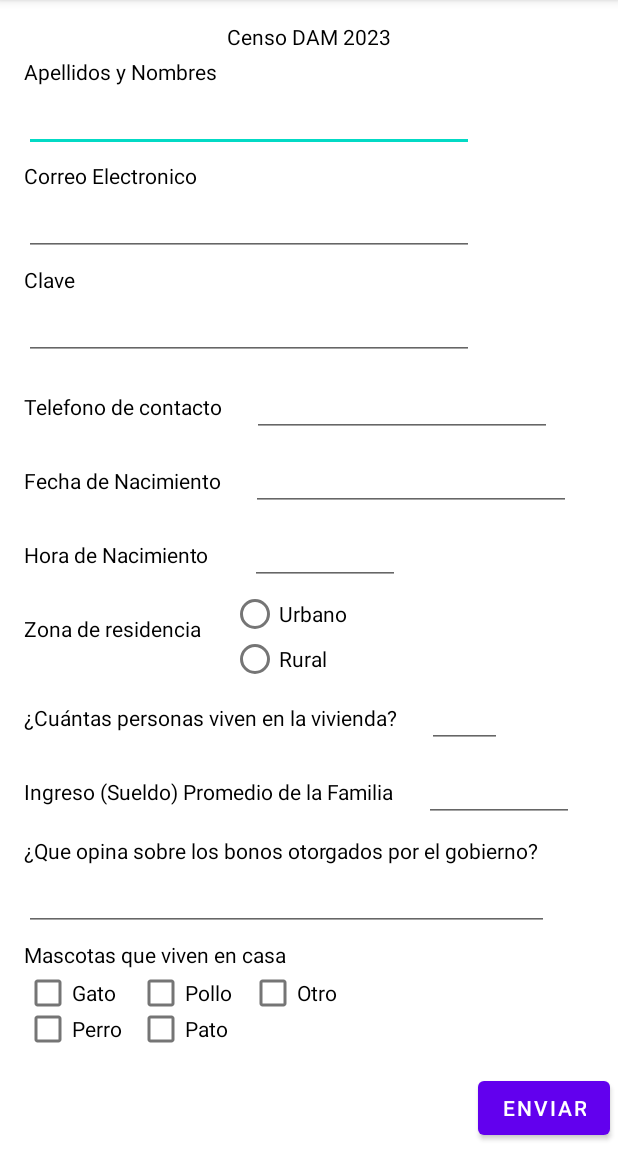
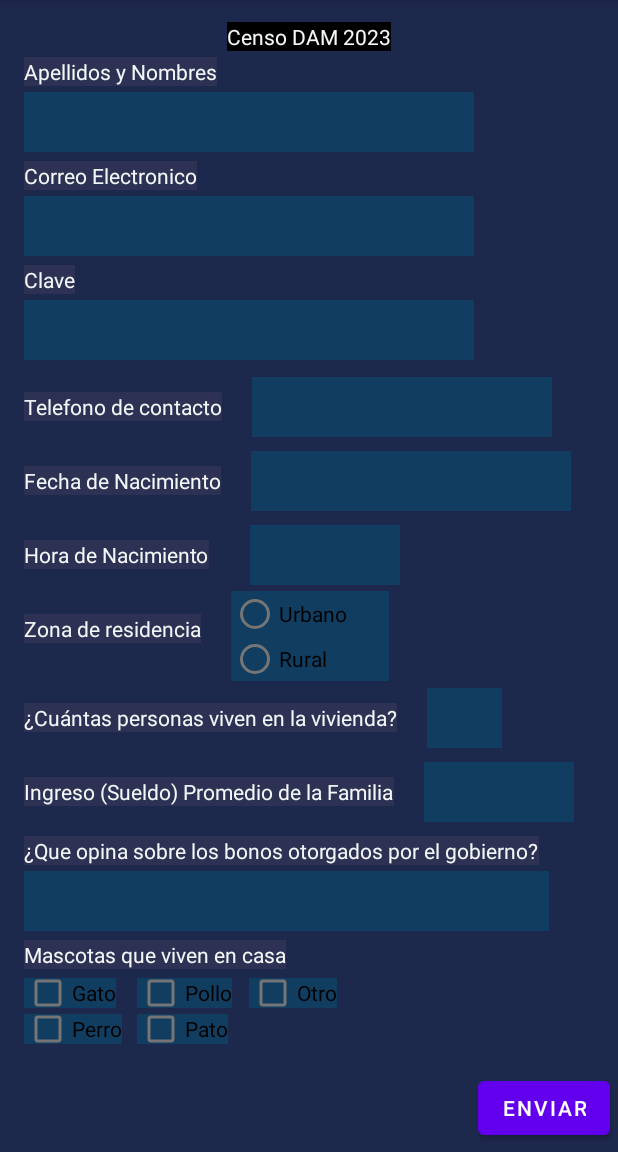
Before and after one commit to JTanzer129/DAMEP_JamesHuanuco_DanielVenturi, an Android app: the screen it shows after launch (MainActivity), on a phone screen of 412 x 824 dp, the part 84-1236 px from its top. Run offline under Robolectric (Android 15) with nearby library versions, the phone set to English and light mode, and no system bars.

Commit message:
modificado por daniel venturi

```diff
--- a/app/src/main/res/layout/activity_main.xml
+++ b/app/src/main/res/layout/activity_main.xml
@@ -4,14 +4,16 @@
     xmlns:tools="http://schemas.android.com/tools"
     android:layout_width="match_parent"
     android:layout_height="match_parent"
+    android:background="#1D284D"
     tools:context=".MainActivity">
 
     <TextView
         android:id="@+id/textView13"
         android:layout_width="wrap_content"
         android:layout_height="wrap_content"
+        android:background="#000000"
         android:text="@string/textview_censo"
-        android:textColor="#000000"
+        android:textColor="#F4F7F8"
         android:textSize="14dp"
         app:layout_constraintBottom_toBottomOf="parent"
         app:layout_constraintEnd_toEndOf="parent"
@@ -25,8 +27,9 @@
         android:layout_height="wrap_content"
         android:layout_marginStart="16dp"
         android:layout_marginTop="4dp"
+        android:background="#2D3254"
         android:text="@string/textview_AyN"
-        android:textColor="#000000"
+        android:textColor="#F4F7F8"
         app:layout_constraintStart_toStartOf="parent"
         app:layout_constraintTop_toBottomOf="@+id/textView13" />
 
@@ -36,8 +39,9 @@
         android:layout_height="wrap_content"
         android:layout_marginStart="16dp"
         android:layout_marginTop="50dp"
+        android:background="#2D3254"
         android:text="@string/textview_correo"
-        android:textColor="#000000"
+        android:textColor="#F4F7F8"
         app:layout_constraintStart_toStartOf="parent"
         app:layout_constraintTop_toBottomOf="@+id/textView" />
 
@@ -47,8 +51,9 @@
         android:layout_height="wrap_content"
         android:layout_marginStart="16dp"
         android:layout_marginTop="50dp"
+        android:background="#2D3254"
         android:text="@string/textview_clave"
-        android:textColor="#000000"
+        android:textColor="#F4F7F8"
         app:layout_constraintStart_toStartOf="parent"
         app:layout_constraintTop_toBottomOf="@+id/textView2" />
 
@@ -58,8 +63,9 @@
         android:layout_height="wrap_content"
         android:layout_marginStart="16dp"
         android:layout_marginTop="65dp"
+        android:background="#2D3254"
         android:text="@string/textview_telefono"
-        android:textColor="#000000"
+        android:textColor="#F4F7F8"
         app:layout_constraintStart_toStartOf="parent"
         app:layout_constraintTop_toBottomOf="@+id/textView3" />
 
@@ -69,8 +75,9 @@
         android:layout_height="wrap_content"
         android:layout_marginStart="16dp"
         android:layout_marginTop="30dp"
+        android:background="#2D3254"
         android:text="@string/textview_fecha"
-        android:textColor="#000000"
+        android:textColor="#F4F7F8"
         app:layout_constraintStart_toStartOf="parent"
         app:layout_constraintTop_toBottomOf="@+id/textView4" />
 
@@ -80,8 +87,9 @@
         android:layout_height="wrap_content"
         android:layout_marginStart="16dp"
         android:layout_marginTop="30dp"
+        android:background="#2D3254"
         android:text="@string/textview_hora"
-        android:textColor="#000000"
+        android:textColor="#F4F7F8"
         app:layout_constraintStart_toStartOf="parent"
         app:layout_constraintTop_toBottomOf="@+id/textView5" />
 
@@ -91,8 +99,9 @@
         android:layout_height="wrap_content"
         android:layout_marginStart="16dp"
         android:layout_marginTop="30dp"
+        android:background="#2D3254"
         android:text="@string/textview_residencia"
-        android:textColor="#000000"
+        android:textColor="#F4F7F8"
         app:layout_constraintStart_toStartOf="parent"
         app:layout_constraintTop_toBottomOf="@+id/textView6" />
 
@@ -102,8 +111,9 @@
         android:layout_height="wrap_content"
         android:layout_marginStart="16dp"
         android:layout_marginTop="40dp"
+        android:background="#2D3254"
         android:text="@string/textview_personavivienda"
-        android:textColor="#000000"
+        android:textColor="#F4F7F8"
         app:layout_constraintStart_toStartOf="parent"
         app:layout_constraintTop_toBottomOf="@+id/textView7" />
 
@@ -113,8 +123,9 @@
         android:layout_height="wrap_content"
         android:layout_marginStart="16dp"
         android:layout_marginTop="30dp"
+        android:background="#2D3254"
         android:text="@string/textview_sueldo"
-        android:textColor="#000000"
+        android:textColor="#F4F7F8"
         app:layout_constraintStart_toStartOf="parent"
         app:layout_constraintTop_toBottomOf="@+id/textView8" />
 
@@ -124,8 +135,9 @@
         android:layout_height="wrap_content"
         android:layout_marginStart="16dp"
         android:layout_marginTop="20dp"
+        android:background="#2D3254"
         android:text="@string/textview_bono"
-        android:textColor="#000000"
+        android:textColor="#F4F7F8"
         app:layout_constraintStart_toStartOf="parent"
         app:layout_constraintTop_toBottomOf="@+id/textView9" />
 
@@ -135,8 +147,9 @@
         android:layout_height="wrap_content"
         android:layout_marginStart="16dp"
         android:layout_marginTop="50dp"
+        android:background="#2D3254"
         android:text="@string/textview_mascot"
-        android:textColor="#000000"
+        android:textColor="#F4F7F8"
         app:layout_constraintStart_toStartOf="parent"
         app:layout_constraintTop_toBottomOf="@+id/textView10" />
 
@@ -155,8 +168,10 @@
         android:layout_width="300dp"
         android:layout_height="40dp"
         android:layout_marginTop="4dp"
+        android:background="#103D60"
         android:ems="10"
         android:inputType="textPersonName"
+        android:textColor="#9594A9"
         app:layout_constraintStart_toStartOf="@+id/textView"
         app:layout_constraintTop_toBottomOf="@+id/textView" />
 
@@ -165,8 +180,10 @@
         android:layout_width="300dp"
         android:layout_height="40dp"
         android:layout_marginTop="4dp"
+        android:background="#103D60"
         android:ems="10"
         android:inputType="textEmailAddress"
+        android:textColor="#9594A9"
         app:layout_constraintStart_toStartOf="@+id/textView2"
         app:layout_constraintTop_toBottomOf="@+id/textView2" />
 
@@ -175,8 +192,10 @@
         android:layout_width="300dp"
         android:layout_height="40dp"
         android:layout_marginTop="4dp"
+        android:background="#103D60"
         android:ems="10"
         android:inputType="textPassword"
+        android:textColor="#9594A9"
         app:layout_constraintStart_toStartOf="@+id/textView3"
         app:layout_constraintTop_toBottomOf="@+id/textView3" />
 
@@ -185,8 +204,10 @@
         android:layout_width="200dp"
         android:layout_height="40dp"
         android:layout_marginStart="20dp"
+        android:background="#103D60"
         android:ems="10"
         android:inputType="phone"
+        android:textColor="#9594A9"
         app:layout_constraintBottom_toBottomOf="@+id/textView4"
         app:layout_constraintStart_toEndOf="@+id/textView4"
         app:layout_constraintTop_toTopOf="@+id/textView4" />
@@ -196,8 +217,10 @@
         android:layout_width="wrap_content"
         android:layout_height="40dp"
         android:layout_marginStart="20dp"
+        android:background="#103D60"
         android:ems="10"
         android:inputType="date"
+        android:textColor="#9594A9"
         app:layout_constraintBottom_toBottomOf="@+id/textView5"
         app:layout_constraintStart_toEndOf="@+id/textView5"
         app:layout_constraintTop_toTopOf="@+id/textView5" />
@@ -207,8 +230,10 @@
         android:layout_width="100dp"
         android:layout_height="40dp"
         android:layout_marginStart="27dp"
+        android:background="#103D60"
         android:ems="10"
         android:inputType="time"
+        android:textColor="#9594A9"
         app:layout_constraintBottom_toBottomOf="@+id/textView6"
         app:layout_constraintStart_toEndOf="@+id/textView6"
         app:layout_constraintTop_toTopOf="@+id/textView6" />
@@ -226,12 +251,14 @@
             android:id="@+id/radioButton_urbano"
             android:layout_width="match_parent"
             android:layout_height="30dp"
+            android:background="#103D60"
             android:text="@string/radiobutton_urbano" />
 
         <RadioButton
             android:id="@+id/radioButton_rural"
             android:layout_width="match_parent"
             android:layout_height="30dp"
+            android:background="#103D60"
             android:text="@string/radiobutton_rural" />
     </RadioGroup>
 
@@ -240,8 +267,10 @@
         android:layout_width="50dp"
         android:layout_height="40dp"
         android:layout_marginStart="20dp"
+        android:background="#103D60"
         android:ems="10"
         android:inputType="number"
+        android:textColor="#9594A9"
         app:layout_constraintBottom_toBottomOf="@+id/textView8"
         app:layout_constraintStart_toEndOf="@+id/textView8"
         app:layout_constraintTop_toTopOf="@+id/textView8" />
@@ -251,8 +280,10 @@
         android:layout_width="100dp"
         android:layout_height="40dp"
         android:layout_marginStart="20dp"
+        android:background="#103D60"
         android:ems="10"
         android:inputType="numberDecimal"
+        android:textColor="#9594A9"
         app:layout_constraintBottom_toBottomOf="@+id/textView9"
         app:layout_constraintStart_toEndOf="@+id/textView9"
         app:layout_constraintTop_toTopOf="@+id/textView9" />
@@ -262,6 +293,8 @@
         android:layout_width="350dp"
         android:layout_height="40dp"
         android:layout_marginTop="4dp"
+        android:background="#103D60"
+        android:textColor="#9594A9"
         app:layout_constraintStart_toStartOf="@+id/textView10"
         app:layout_constraintTop_toBottomOf="@+id/textView10" />
 
@@ -270,6 +303,7 @@
         android:layout_width="wrap_content"
         android:layout_height="20dp"
         android:layout_marginTop="6dp"
+        android:background="#103D60"
         android:text="@string/checkbox_gato"
         app:layout_constraintStart_toStartOf="@+id/textView12"
         app:layout_constraintTop_toBottomOf="@+id/textView12" />
@@ -280,6 +314,7 @@
         android:layout_height="20dp"
         android:layout_marginStart="75dp"
         android:layout_marginTop="6dp"
+        android:background="#103D60"
         android:text="@string/checkbox_pollo"
         app:layout_constraintStart_toStartOf="@+id/textView12"
         app:layout_constraintTop_toBottomOf="@+id/textView12" />
@@ -289,6 +324,7 @@
         android:layout_width="wrap_content"
         android:layout_height="20dp"
         android:layout_marginTop="4dp"
+        android:background="#103D60"
         android:text="@string/checkbox_pato"
         app:layout_constraintStart_toStartOf="@+id/checkBox_pollo"
         app:layout_constraintTop_toBottomOf="@+id/checkBox_pollo" />
@@ -298,6 +334,7 @@
         android:layout_width="wrap_content"
         android:layout_height="20dp"
         android:layout_marginTop="4dp"
+        android:background="#103D60"
         android:text="@string/checkbox_perro"
         app:layout_constraintStart_toStartOf="@+id/checkBox_gato"
         app:layout_constraintTop_toBottomOf="@+id/checkBox_gato" />
@@ -308,6 +345,7 @@
         android:layout_height="20dp"
         android:layout_marginStart="150dp"
         android:layout_marginTop="6dp"
+        android:background="#103D60"
         android:text="@string/checkbox_otro"
         app:layout_constraintStart_toStartOf="@+id/textView12"
         app:layout_constraintTop_toBottomOf="@+id/textView12" />
```
